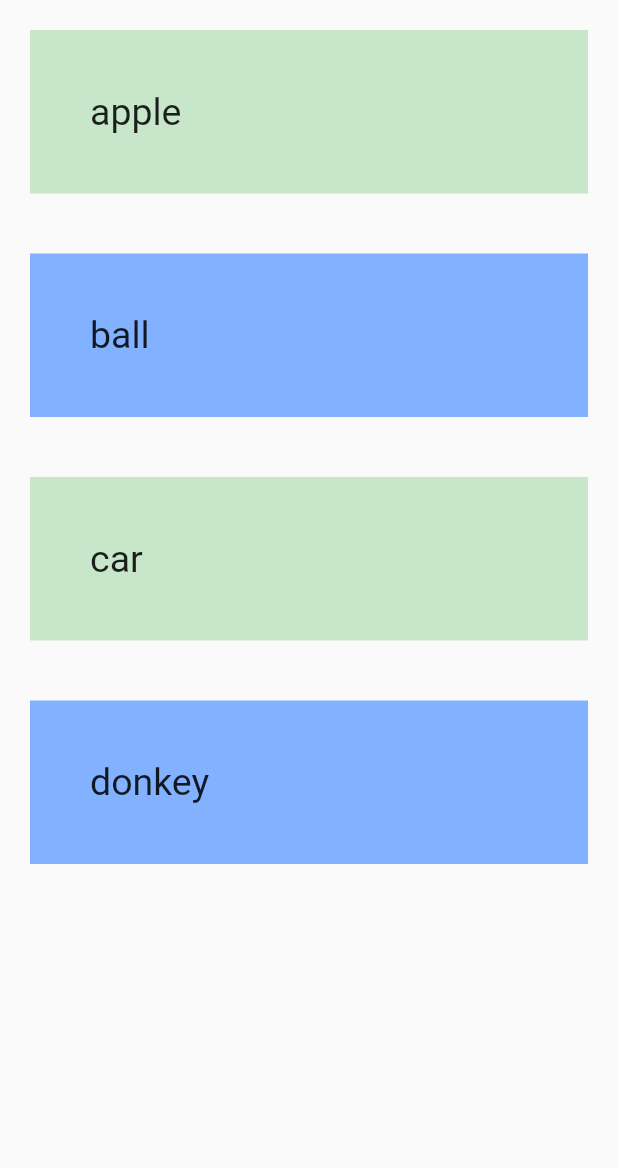
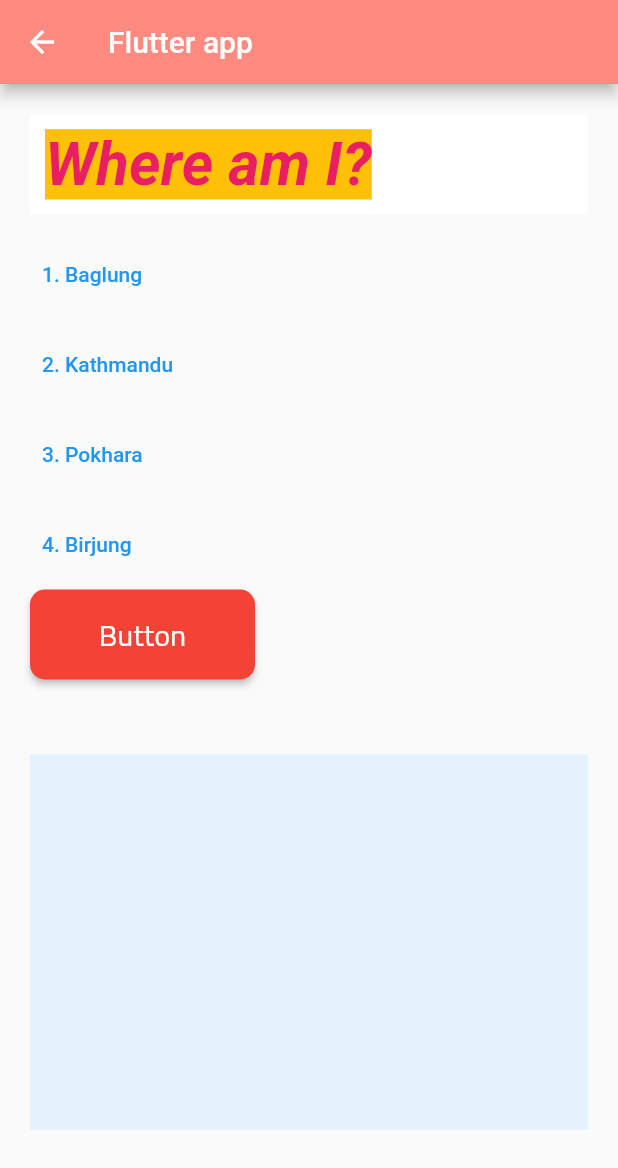
Before and after one commit to ck-lamib/Flutter, a Flutter app: the HomePage screen opened directly, on a phone screen of 412 x 824 dp. Shown: the top 1168 px of the screen. Run offline on Flutter 3.47's test engine with Material 2 defaults, Android fonts, the phone set to English and light mode, and no system bars.

Commit message:
last commit

```diff
--- a/first_flutter_app/lib/main.dart
+++ b/first_flutter_app/lib/main.dart
@@ -3,10 +3,12 @@
 import 'package:flutter/material.dart';
 
 void main(List<String> args) {
-  runApp(App());
+  runApp(const App());
 }
 
 class App extends StatelessWidget {
+  const App({Key? key}) : super(key: key);
+
   @override
   Widget build(BuildContext contex) {
     return MaterialApp(
@@ -22,7 +24,7 @@
             primary: Colors.red,
             onPrimary: Colors.white,
             shape: RoundedRectangleBorder(borderRadius: BorderRadius.circular(10)),
-            minimumSize: Size(0, 40),
+            minimumSize: const Size(0, 40),
             textStyle: TextStyle(
               fontFamily: Assets.loginFont,
               fontSize: 20,
@@ -32,24 +34,24 @@
         inputDecorationTheme: InputDecorationTheme(
           border: OutlineInputBorder(
             borderRadius: BorderRadius.circular(20),
-            borderSide: BorderSide(
+            borderSide: const BorderSide(
               color: Colors.red,
             ),
           ),
           enabledBorder: OutlineInputBorder(
             borderRadius: BorderRadius.circular(20),
-            borderSide: BorderSide(
+            borderSide: const BorderSide(
               color: Colors.black,
             ),
           ),
           focusedBorder: OutlineInputBorder(
             borderRadius: BorderRadius.circular(20),
-            borderSide: BorderSide(
+            borderSide: const BorderSide(
               color: Colors.red,
               width: 2,
             ),
           ),
-          contentPadding: EdgeInsets.symmetric(vertical: 15, horizontal: 20),
+          contentPadding: const EdgeInsets.symmetric(vertical: 15, horizontal: 20),
         ),
       ),
       darkTheme: ThemeData.dark().copyWith(
@@ -62,109 +64,109 @@
   }
 }
 
-// class HomePage extends StatelessWidget {
-//   @override
-//   Widget build(BuildContext context) {
-//     return Scaffold(
-//       appBar: AppBar(
-//         title: Text("Flutter app"),
-//       ),
-//       body: SingleChildScrollView(
-//         padding: EdgeInsets.all(20),
-//         child: Column(
-//           crossAxisAlignment: CrossAxisAlignment.start,
-//           children: [
-//             Container(
-//               color: Colors.white,
-//               width: double.maxFinite,
-//               padding: EdgeInsets.all(10),
-//               margin: EdgeInsets.only(bottom: 10),
-//               child: const Text(
-//                 "Where am I?",
-//                 textDirection: TextDirection.ltr,
-//                 style: TextStyle(
-//                     color: Colors.pink,
-//                     fontSize: 40,
-//                     fontWeight: FontWeight.bold,
-//                     backgroundColor: Colors.amber,
-//                     fontStyle: FontStyle.italic),
-//               ),
-//             ),
-//             TextButton(
-//               onPressed: () => print("option 1 is selected"),
-//               style: TextButton.styleFrom(
-//                 fixedSize: Size(150, 60),
-//                 alignment: Alignment.centerLeft,
-//               ),
-//               child: const Text(
-//                 "1. Baglung",
-//                 textDirection: TextDirection.ltr,
-//               ),
-//             ),
-//             TextButton(
-//               onPressed: () => print("option 2 is selected"),
-//               style: TextButton.styleFrom(
-//                 fixedSize: Size(150, 60),
-//                 alignment: Alignment.centerLeft,
-//               ),
-//               child: const Text(
-//                 "2. Kathmandu",
-//                 textDirection: TextDirection.ltr,
-//               ),
-//             ),
-//             TextButton(
-//               onPressed: () => print("option 3 is selected"),
-//               style: TextButton.styleFrom(
-//                 fixedSize: Size(150, 60),
-//                 alignment: Alignment.centerLeft,
-//               ),
-//               child: const Text(
-//                 "3. Pokhara",
-//                 textDirection: TextDirection.ltr,
-//               ),
-//             ),
-//             TextButton(
-//               onPressed: () => print("option 4 is selected"),
-//               style: TextButton.styleFrom(
-//                 fixedSize: Size(150, 60),
-//                 alignment: Alignment.centerLeft,
-//               ),
-//               child: const Text(
-//                 "4. Birjung",
-//                 textDirection: TextDirection.ltr,
-//               ),
-//             ),
-//             ElevatedButton(
-//               onPressed: () {
-//                 print("submit button is pressed.");
-//               },
-//               style: ElevatedButton.styleFrom(fixedSize: Size(150, 60)),
-//               child: const Text(
-//                 "Button",
-//                 textDirection: TextDirection.ltr,
-//               ),
-//             ),
-//             Container(
-//               color: Colors.blue[50],
-//               height: 250,
-//               margin: EdgeInsets.symmetric(vertical: 50),
-//             ),
-//             Container(
-//               color: Colors.blue[50],
-//               height: 250,
-//               margin: const EdgeInsets.symmetric(vertical: 50),
-//             ),
-//             Container(
-//               color: Colors.blue[50],
-//               height: 250,
-//               margin: EdgeInsets.symmetric(vertical: 50),
-//             ),
-//           ],
-//         ),
-//       ),
-//     );
-//   }
-// }
+class HomePage extends StatelessWidget {
+  @override
+  Widget build(BuildContext context) {
+    return Scaffold(
+      appBar: AppBar(
+        title: Text("Flutter app"),
+      ),
+      body: SingleChildScrollView(
+        padding: EdgeInsets.all(20),
+        child: Column(
+          crossAxisAlignment: CrossAxisAlignment.start,
+          children: [
+            Container(
+              color: Colors.white,
+              width: double.maxFinite,
+              padding: EdgeInsets.all(10),
+              margin: EdgeInsets.only(bottom: 10),
+              child: const Text(
+                "Where am I?",
+                textDirection: TextDirection.ltr,
+                style: TextStyle(
+                    color: Colors.pink,
+                    fontSize: 40,
+                    fontWeight: FontWeight.bold,
+                    backgroundColor: Colors.amber,
+                    fontStyle: FontStyle.italic),
+              ),
+            ),
+            TextButton(
+              onPressed: () => print("option 1 is selected"),
+              style: TextButton.styleFrom(
+                fixedSize: Size(150, 60),
+                alignment: Alignment.centerLeft,
+              ),
+              child: const Text(
+                "1. Baglung",
+                textDirection: TextDirection.ltr,
+              ),
+            ),
+            TextButton(
+              onPressed: () => print("option 2 is selected"),
+              style: TextButton.styleFrom(
+                fixedSize: Size(150, 60),
+                alignment: Alignment.centerLeft,
+              ),
+              child: const Text(
+                "2. Kathmandu",
+                textDirection: TextDirection.ltr,
+              ),
+            ),
+            TextButton(
+              onPressed: () => print("option 3 is selected"),
+              style: TextButton.styleFrom(
+                fixedSize: Size(150, 60),
+                alignment: Alignment.centerLeft,
+              ),
+              child: const Text(
+                "3. Pokhara",
+                textDirection: TextDirection.ltr,
+              ),
+            ),
+            TextButton(
+              onPressed: () => print("option 4 is selected"),
+              style: TextButton.styleFrom(
+                fixedSize: Size(150, 60),
+                alignment: Alignment.centerLeft,
+              ),
+              child: const Text(
+                "4. Birjung",
+                textDirection: TextDirection.ltr,
+              ),
+            ),
+            ElevatedButton(
+              onPressed: () {
+                print("submit button is pressed.");
+              },
+              style: ElevatedButton.styleFrom(fixedSize: Size(150, 60)),
+              child: const Text(
+                "Button",
+                textDirection: TextDirection.ltr,
+              ),
+            ),
+            Container(
+              color: Colors.blue[50],
+              height: 250,
+              margin: EdgeInsets.symmetric(vertical: 50),
+            ),
+            Container(
+              color: Colors.blue[50],
+              height: 250,
+              margin: const EdgeInsets.symmetric(vertical: 50),
+            ),
+            Container(
+              color: Colors.blue[50],
+              height: 250,
+              margin: EdgeInsets.symmetric(vertical: 50),
+            ),
+          ],
+        ),
+      ),
+    );
+  }
+}
 
 // class HomePage extends StatelessWidget {
 //   @override
@@ -267,27 +269,27 @@
 //   }
 // }
 
-class HomePage extends StatelessWidget {
-  List<String> items = ['apple', 'ball', 'car', 'donkey'];
-  @override
-  Widget build(BuildContext context) {
-    return Scaffold(
-      body: ListView.builder(
-        // scrollDirection: Axis.horizontal,
-        itemCount: items.length,
-        itemBuilder: (context, index) {
-          String item = items[index];
-          return Container(
-            padding: EdgeInsets.all(40),
-            color: index % 2 == 0 ? Colors.green.shade100 : Colors.blueAccent.shade100,
-            margin: EdgeInsets.all(20),
-            child: Text(
-              item,
-              style: TextStyle(fontSize: 25),
-            ),
-          );
-        },
-      ),
-    );
-  }
-}
+// class HomePage extends StatelessWidget {
+//   List<String> items = ['apple', 'ball', 'car', 'donkey'];
+//   @override
+//   Widget build(BuildContext context) {
+//     return Scaffold(
+//       body: ListView.builder(
+//         // scrollDirection: Axis.horizontal,
+//         itemCount: items.length,
+//         itemBuilder: (context, index) {
+//           String item = items[index];
+//           return Container(
+//             padding: EdgeInsets.all(40),
+//             color: index % 2 == 0 ? Colors.green.shade100 : Colors.blueAccent.shade100,
+//             margin: EdgeInsets.all(20),
+//             child: Text(
+//               item,
+//               style: TextStyle(fontSize: 25),
+//             ),
+//           );
+//         },
+//       ),
+//     );
+//   }
+// }
--- a/first_flutter_app/lib/ui/login_page.dart
+++ b/first_flutter_app/lib/ui/login_page.dart
@@ -41,7 +41,7 @@ class _LoginPageState extends State<LoginPage> {
               Expanded(
                 child: TextField(
                   controller: pwController,
-                  decoration: InputDecoration(
+                  decoration: const InputDecoration(
                     hintText: "Password",
                   ),
                   obscureText: hidePassword,
```
